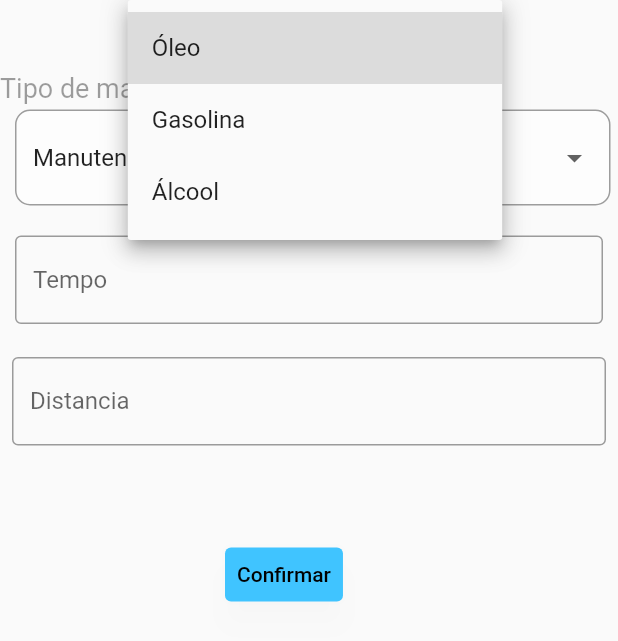
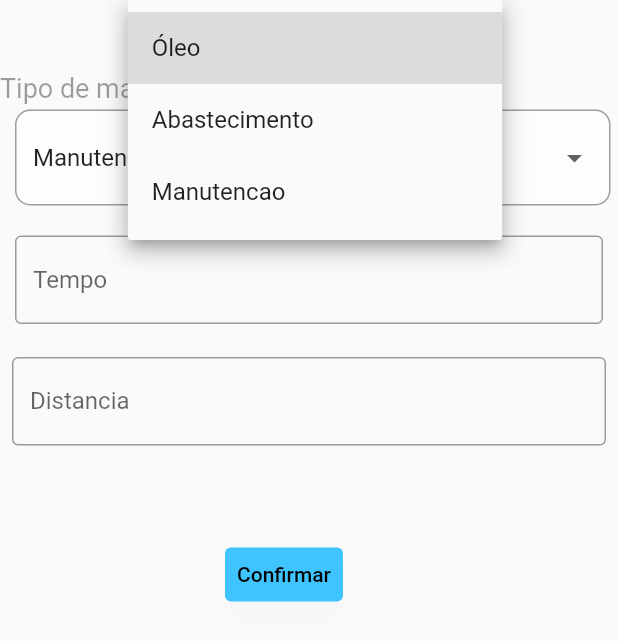
Before and after one commit to GomideLeo/grupo-do-carro, a Flutter app: the SelecionarServico widget shown alone on an empty page, opened directly, after a tap on "Escolha a opção desejada", on a phone screen of 412 x 824 dp. Shown: the top 641 px of the screen. Run offline on Flutter 3.47's test engine with Material 2 defaults, Android fonts, the phone set to English and light mode, and no system bars; our stand-ins replace flutter_svg; network calls fail.

Commit message:
refatorando selecionar serviço
não funciona :)

```diff
--- a/gupo_carro/lib/shared/SelecionarServico.dart
+++ b/gupo_carro/lib/shared/SelecionarServico.dart
@@ -1,12 +1,19 @@
 import 'package:flutter/material.dart';
 import 'package:gupo_carro/oleo/InfoOleo.dart';
 
+class _Opcao {
+  String name;
+  Widget? screen;
+
+  _Opcao(this.name, this.screen);
+}
+
 class SelecionarServico extends StatefulWidget {
-  final dropValue = ValueNotifier('');
+  final dropValue = ValueNotifier(_Opcao('Escolha', null));
   final dropOpcoes = [
-    'Óleo',
-    'Gasolina',
-    'Álcool',
+    _Opcao("Óleo", InfoOleo()),
+    _Opcao("Abastecimento", InfoOleo()),
+    _Opcao("Manutencao", InfoOleo()),
   ];
 
   @override
@@ -16,32 +23,19 @@ class SelecionarServico extends StatefulWidget {
 class _SelecionarServicoState extends State<SelecionarServico> {
   @override
   Widget build(BuildContext context) {
-    final dropValue = ValueNotifier('');
-    final dropOpcoes = [
-      'Óleo',
-      'Gasolina',
-      'Álcool',
-    ];
-
     return Container(
       child: Center(
-          child: ValueListenableBuilder(
-        valueListenable: dropValue,
-        builder: (BuildContext context, String value, _) {
+          child: ValueListenableBuilder<_Opcao>(
+        valueListenable: widget.dropValue,
+        builder: (BuildContext context, _Opcao value, _) {
           return Column(
             children: [
               DropdownButton(
                 hint: const Text('Escolha a opção desejada'),
-                value: (value.isEmpty) ? null : value,
-                onChanged: (escolha) => dropValue.value = escolha.toString(),
-                items: dropOpcoes
-                    .map(
-                      (op) => DropdownMenuItem(
-                        value: op,
-                        child: Text(op),
-                      ),
-                    )
-                    .toList(),
+                value: value.name,
+                onChanged: (escolha) =>
+                    widget.dropValue.value = widget.dropOpcoes[escolha as int],
+                items: buildDropdown(),
               ),
               const InfoOleo(),
             ],
@@ -50,4 +44,19 @@ class _SelecionarServicoState extends State<SelecionarServico> {
       )),
     );
   }
+
+  List<DropdownMenuItem<int>> buildDropdown() {
+    List<DropdownMenuItem<int>> output = [];
+
+    widget.dropOpcoes.asMap().forEach((key, value) {
+      output.add(
+        DropdownMenuItem<int>(
+          value: key,
+          child: Text(value.name),
+        ),
+      );
+    });
+
+    return output;
+  }
 }
```
